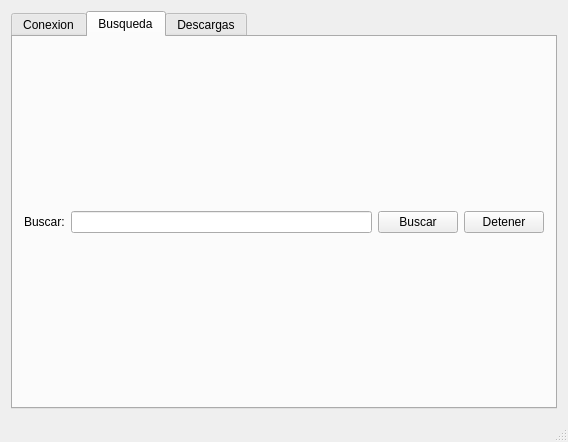
This is mainwindow.ui in Nsm/lares as Qt 5 draws it before an edit. The edited form follows.
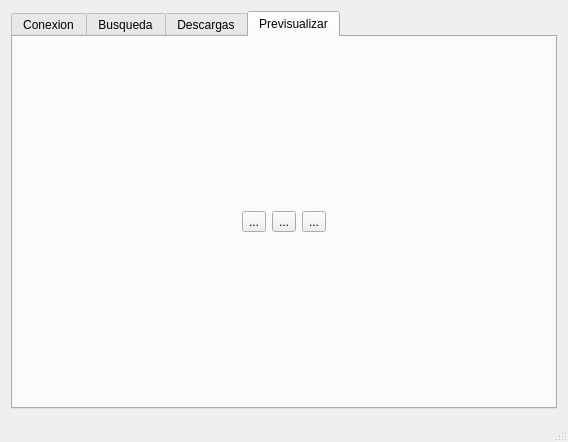
This is the edited form.

Commit message: Primera version que permite previsualizar descargas (aunque aun de forma muy basica y solo para audio)

```diff
--- a/mainwindow.ui
+++ b/mainwindow.ui
@@ -18,7 +18,7 @@
     <item row="0" column="0">
      <widget class="QTabWidget" name="tabMain">
       <property name="currentIndex">
-       <number>1</number>
+       <number>3</number>
       </property>
       <widget class="QWidget" name="tabConnection">
        <attribute name="title">
@@ -83,6 +83,42 @@
        </attribute>
        <layout class="QGridLayout" name="gridLayout_3"/>
       </widget>
+      <widget class="QWidget" name="tabPreview">
+       <attribute name="title">
+        <string>Previsualizar</string>
+       </attribute>
+       <layout class="QVBoxLayout" name="verticalLayout_2">
+        <item>
+         <layout class="QHBoxLayout" name="previewMainLayout">
+          <item>
+           <layout class="QHBoxLayout" name="previewControlsLayout">
+            <item>
+             <widget class="QToolButton" name="tbPreviewPlay">
+              <property name="text">
+               <string>...</string>
+              </property>
+             </widget>
+            </item>
+            <item>
+             <widget class="QToolButton" name="tbPreviewPause">
+              <property name="text">
+               <string>...</string>
+              </property>
+             </widget>
+            </item>
+            <item>
+             <widget class="QToolButton" name="tbPreviewStop">
+              <property name="text">
+               <string>...</string>
+              </property>
+             </widget>
+            </item>
+           </layout>
+          </item>
+         </layout>
+        </item>
+       </layout>
+      </widget>
      </widget>
     </item>
    </layout>
```
Left out of the diff: 2 changed lines with no effect on the pictures. The commit also changes 11 other files.
